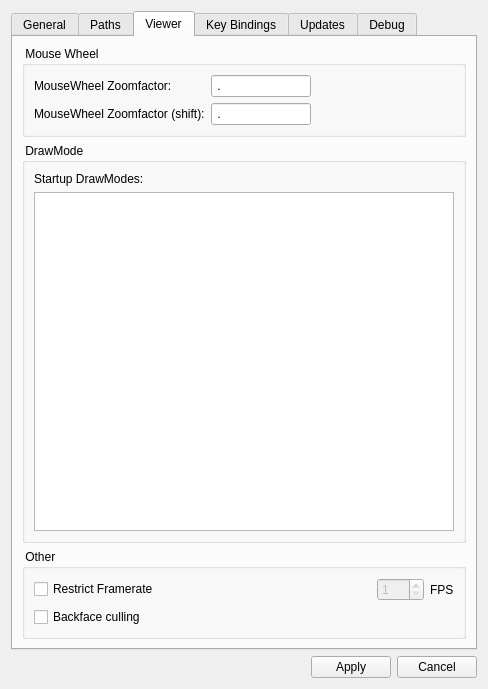
Above: OpenFlipper/widgets/optionsWidget/optionsWidget.ui from ShenRen/OpenFlipper before the change. Below: the same form after it.
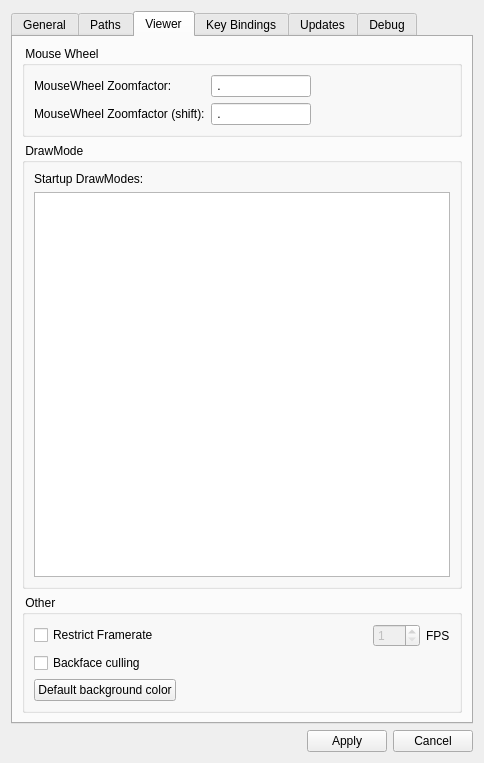
That is the form after the change. The open tabs and pages were chosen to show the change.

Commit message: added defaultbackgroundcolor option

Diff of the .ui file:
```diff
--- a/OpenFlipper/widgets/optionsWidget/optionsWidget.ui
+++ b/OpenFlipper/widgets/optionsWidget/optionsWidget.ui
@@ -5,8 +5,8 @@
    <rect>
     <x>0</x>
     <y>0</y>
-    <width>488</width>
-    <height>689</height>
+    <width>484</width>
+    <height>763</height>
    </rect>
   </property>
   <property name="windowTitle" >
@@ -165,14 +165,14 @@
        <rect>
         <x>0</x>
         <y>0</y>
-        <width>466</width>
-        <height>603</height>
+        <width>462</width>
+        <height>685</height>
        </rect>
       </property>
       <attribute name="title" >
        <string>Viewer</string>
       </attribute>
-      <layout class="QVBoxLayout" name="verticalLayout" >
+      <layout class="QVBoxLayout" name="verticalLayout_9" >
        <item>
         <widget class="QGroupBox" name="groupBox" >
          <property name="title" >
@@ -295,7 +295,7 @@
          <property name="title" >
           <string> Other </string>
          </property>
-         <layout class="QVBoxLayout" name="verticalLayout_10" >
+         <layout class="QVBoxLayout" name="verticalLayout" >
           <item>
            <layout class="QHBoxLayout" name="horizontalLayout_2" >
             <item>
@@ -365,6 +365,30 @@
             </property>
            </widget>
           </item>
+          <item>
+           <layout class="QHBoxLayout" name="horizontalLayout_6" >
+            <item>
+             <widget class="QPushButton" name="backgroundButton" >
+              <property name="text" >
+               <string>Default background color</string>
+              </property>
+             </widget>
+            </item>
+            <item>
+             <spacer name="horizontalSpacer_6" >
+              <property name="orientation" >
+               <enum>Qt::Horizontal</enum>
+              </property>
+              <property name="sizeHint" stdset="0" >
+               <size>
+                <width>40</width>
+                <height>20</height>
+               </size>
+              </property>
+             </spacer>
+            </item>
+           </layout>
+          </item>
          </layout>
         </widget>
        </item>
```
Left out of the diff: 23 changed lines with no effect on the pictures. The commit also changes 6 other files.
